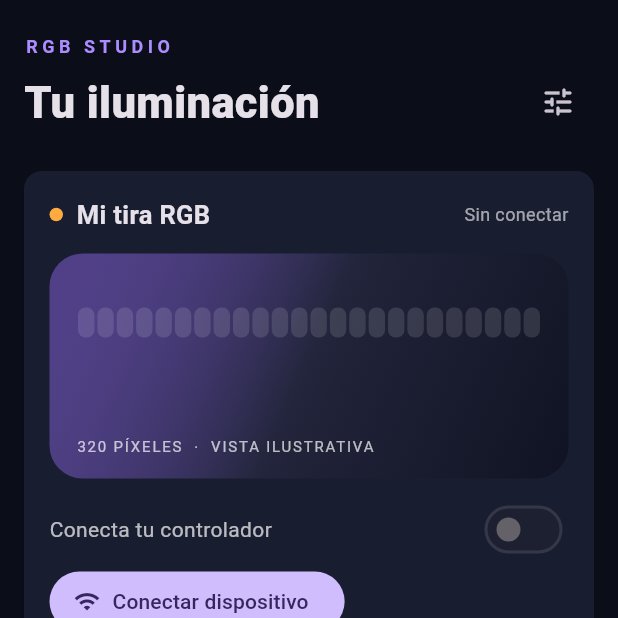
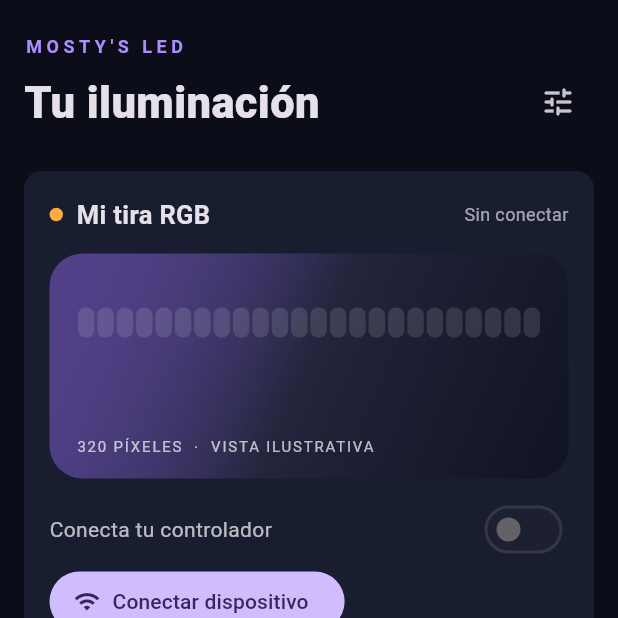
Before and after one commit to Mortymel/Aurora-RGB, a Flutter app: the screen it shows after launch, on a phone screen of 412 x 824 dp, the top half of it. Run offline on Flutter 3.47's test engine with Material 3 defaults, Android fonts, the phone set to English and light mode, and no system bars; our stand-ins replace flutter_blue_plus, permission_handler, shared_preferences.

Commit message:
brand: rename app interface to mosty's led

```diff
--- a/lib/main.dart
+++ b/lib/main.dart
@@ -23,7 +23,7 @@ void main(){WidgetsFlutterBinding.ensureInitialized();runApp(const StudioApp());
 class StudioApp extends StatelessWidget {
   const StudioApp({super.key});
   @override Widget build(BuildContext context)=>MaterialApp(
-    title:'ESP32 RGB Studio',debugShowCheckedModeBanner:false,
+    title:"mosty's led",debugShowCheckedModeBanner:false,
     theme:ThemeData(useMaterial3:true,brightness:Brightness.dark,scaffoldBackgroundColor:ink,
       colorScheme:ColorScheme.fromSeed(seedColor:violet,brightness:Brightness.dark),
       cardTheme:const CardThemeData(color:panel,margin:EdgeInsets.symmetric(vertical:7)),
@@ -119,7 +119,7 @@ class _StudioShellState extends State<StudioShell>{
     if(trailing!=null)trailing]));
   Widget card(Widget child)=>Card(child:Padding(padding:const EdgeInsets.all(17),child:child));
   Widget header()=>Column(crossAxisAlignment:CrossAxisAlignment.start,children:[
-    const Text('RGB STUDIO',style:TextStyle(color:violet,letterSpacing:3,fontSize:12,fontWeight:FontWeight.bold)),
+    const Text("MOSTY'S LED",style:TextStyle(color:violet,letterSpacing:3,fontSize:12,fontWeight:FontWeight.bold)),
     const SizedBox(height:5),
     Row(children:[Expanded(child:Text(['Tu iluminación','Explorar escenas','Efectos','Ajustes'][page],style:const TextStyle(fontSize:29,fontWeight:FontWeight.w800))),
       IconButton(onPressed:editDevice,tooltip:'Configurar dispositivo',icon:const Icon(Icons.tune_rounded))]),
@@ -220,7 +220,7 @@ class _StudioShellState extends State<StudioShell>{
     ])),
     section('Acerca de'),
     card(const Column(crossAxisAlignment:CrossAxisAlignment.start,children:[
-      Text('ESP32 RGB Studio · prototipo 0.3',style:TextStyle(fontWeight:FontWeight.bold)),
+      Text("mosty's led · prototipo 0.3",style:TextStyle(fontWeight:FontWeight.bold)),
       SizedBox(height:8),Text('Control WiFi local. Sin nube ni cuenta. Escenas almacenadas localmente.',style:TextStyle(color:Colors.white70)),
       SizedBox(height:8),Text('BLE WiFi, música, segmentos, horarios persistentes y MQTT requieren firmware y desarrollo adicional.',style:TextStyle(color:Colors.amberAccent,fontSize:12)),
     ])),
```
